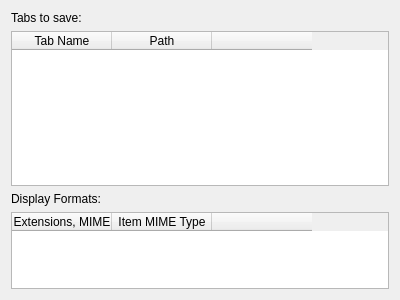
Old version of the form plugins/itemsync/itemsyncsettings.ui in the repository hluk/CopyQ.
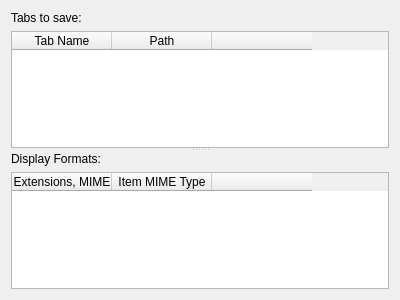
New version of the form.

Commit message: ItemSync: Splitter for tables in configuration

Diff of the .ui file:
```diff
--- a/plugins/itemsync/itemsyncsettings.ui
+++ b/plugins/itemsync/itemsyncsettings.ui
@@ -10,6 +10,13 @@
     <height>300</height>
    </rect>
   </property>
+  <layout class="QVBoxLayout" name="verticalLayout_3">
+   <item>
+    <widget class="QSplitter" name="splitter">
+     <property name="orientation">
+      <enum>Qt::Vertical</enum>
+     </property>
+     <widget class="QWidget" name="verticalLayoutWidget">
   <layout class="QVBoxLayout" name="verticalLayout">
    <item>
     <widget class="QLabel" name="label">
@@ -20,12 +27,6 @@
    </item>
    <item>
     <widget class="QTableWidget" name="tableWidgetSyncTabs">
-     <property name="sizePolicy">
-      <sizepolicy hsizetype="Expanding" vsizetype="Expanding">
-       <horstretch>0</horstretch>
-       <verstretch>2</verstretch>
-      </sizepolicy>
-     </property>
      <property name="alternatingRowColors">
       <bool>true</bool>
      </property>
@@ -52,6 +53,10 @@
      </column>
     </widget>
    </item>
+      </layout>
+     </widget>
+     <widget class="QWidget" name="verticalLayoutWidget_2">
+      <layout class="QVBoxLayout" name="verticalLayout_2">
    <item>
     <widget class="QLabel" name="label_2">
      <property name="text">
@@ -61,12 +66,6 @@
    </item>
    <item>
     <widget class="QTableWidget" name="tableWidgetFormatSettings">
-     <property name="sizePolicy">
-      <sizepolicy hsizetype="Expanding" vsizetype="Expanding">
-       <horstretch>0</horstretch>
-       <verstretch>1</verstretch>
-      </sizepolicy>
-     </property>
      <column>
       <property name="text">
        <string>Extensions, MIME</string>
@@ -82,6 +81,10 @@
        <string/>
       </property>
      </column>
+        </widget>
+       </item>
+      </layout>
+     </widget>
     </widget>
    </item>
   </layout>
```
Lines whose indentation alone changed are shown as unchanged.
